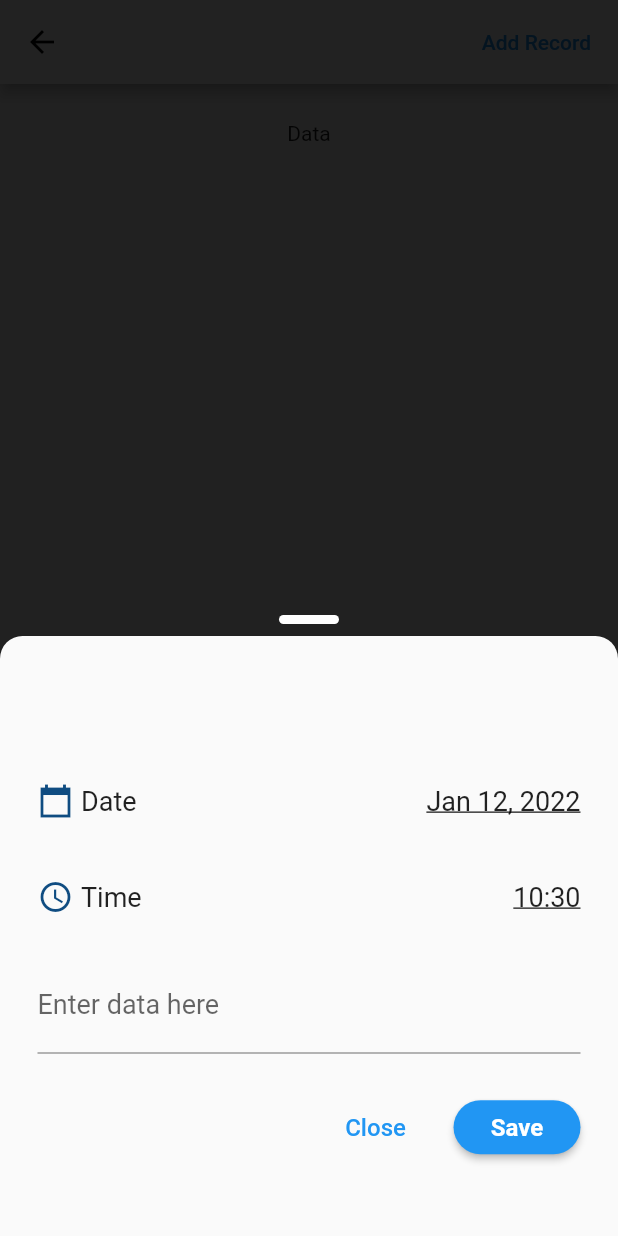
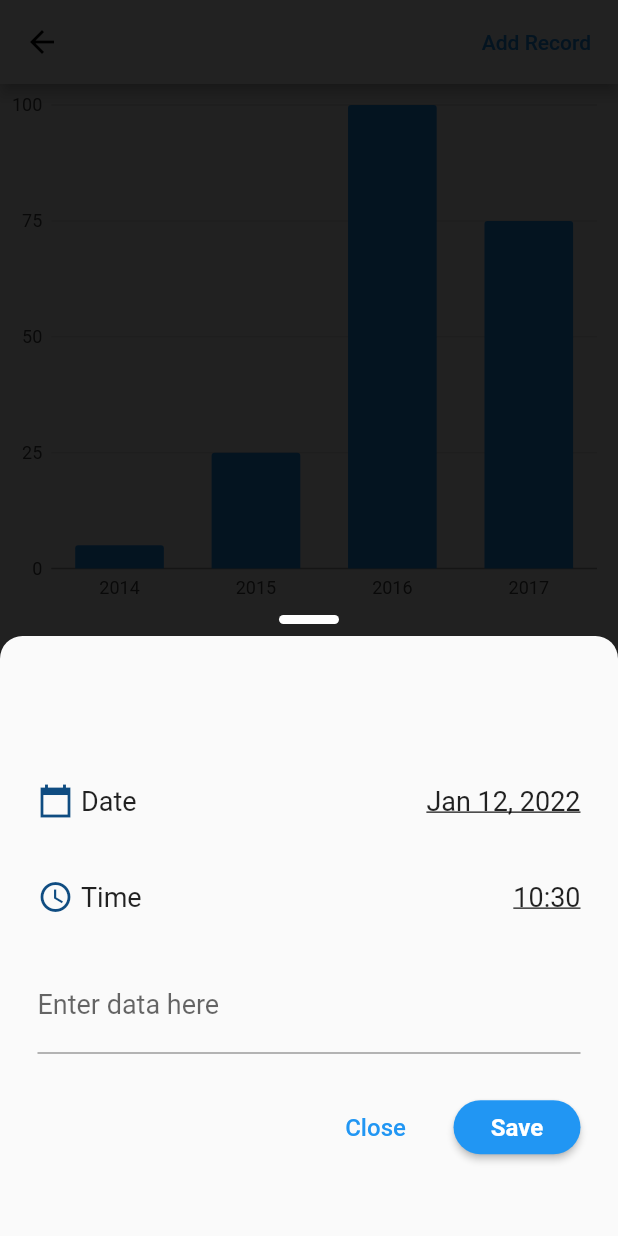
Before and after one commit to sajadmaster/goals-lite, a Flutter app: the GoalDetail screen opened directly with empty values, after a tap on "Add Record", on a phone screen of 412 x 824 dp. Run offline on Flutter 3.47's test engine with Material 2 defaults, Android fonts, the light colour scheme and no system bars; our stand-ins replace charts_flutter, cloud_firestore, firebase_auth, firebase_core, modal_bottom_sheet, sign_in_with_apple; accounts and stored records are empty.

Commit message:
working on goal detail chart

```diff
--- a/lib/Dashboard/goal_card_view.dart
+++ b/lib/Dashboard/goal_card_view.dart
@@ -1,8 +1,8 @@
 import 'package:flutter/material.dart';
 import 'package:goals_lite/Dashboard/dashboard_no_content_view.dart';
 import 'package:goals_lite/Dashboard/dashboard_with_content_view.dart';
+import 'package:goals_lite/Dashboard/statistics_column_widget.dart';
 import 'package:goals_lite/Goal/goal.dart';
-import 'package:goals_lite/Dashboard/stat_column_widget.dart';
 import 'package:goals_lite/_shared/my_colors.dart';
 import 'package:goals_lite/Dashboard/three_dot_dropdown.dart';
 
--- /dev/null
+++ b/lib/GoalDetail/RecordChart.dart
@@ -0,0 +1,50 @@
+import 'package:flutter/material.dart';
+import 'package:charts_flutter/flutter.dart' as charts;
+
+class RecordChart extends StatelessWidget {
+  final List<charts.Series<OrdinalSales, String>> seriesList;
+
+  RecordChart(this.seriesList);
+
+  /// Creates a [BarChart] with sample data and no transition.
+  factory RecordChart.withSampleData() {
+    return new RecordChart(
+      _createSampleData(),
+    );
+  }
+
+  @override
+  Widget build(BuildContext context) {
+    return charts.BarChart(
+      seriesList,
+    );
+  }
+
+  /// Create one series with sample hard coded data.
+  static List<charts.Series<OrdinalSales, String>> _createSampleData() {
+    final data = [
+      new OrdinalSales('2014', 5),
+      new OrdinalSales('2015', 25),
+      new OrdinalSales('2016', 100),
+      new OrdinalSales('2017', 75),
+    ];
+
+    return [
+      new charts.Series<OrdinalSales, String>(
+        id: 'Sales',
+        colorFn: (_, __) => charts.MaterialPalette.blue.shadeDefault,
+        domainFn: (OrdinalSales sales, _) => sales.year,
+        measureFn: (OrdinalSales sales, _) => sales.sales,
+        data: data,
+      )
+    ];
+  }
+}
+
+/// Sample ordinal data type.
+class OrdinalSales {
+  final String year;
+  final int sales;
+
+  OrdinalSales(this.year, this.sales);
+}
--- a/lib/GoalDetail/goal_detail_main_view.dart
+++ b/lib/GoalDetail/goal_detail_main_view.dart
@@ -1,6 +1,7 @@
 import 'package:flutter/material.dart';
 import 'package:goals_lite/Goal/goal.dart';
 import 'package:goals_lite/GoalDetail/RecordCard_view.dart';
+import 'package:goals_lite/GoalDetail/RecordChart.dart';
 import 'package:goals_lite/Record/add_record_popup_view.dart';
 import 'package:goals_lite/Record/record.dart';
 import 'package:goals_lite/_shared/my_colors.dart';
@@ -49,8 +50,10 @@ class _GoalDetailState extends State<GoalDetail> {
         ),
         body: Column(
           children: [
+            // ############## Chart
+            Expanded(child: RecordChart.withSampleData()),
             // ############## Data Section
-            SizedBox(height: 25),
+            SizedBox(height: 50),
             Text('Data'),
             Expanded(
               child: FutureBuilder(
--- a/lib/Signin/signin_button/signin_controller.dart
+++ b/lib/Signin/signin_button/signin_controller.dart
@@ -13,8 +13,6 @@ class SignIn {
         AppleIDAuthorizationScopes.fullName,
       ],
     ).then((credential) {
-      // print("Sajad credential: $credential");
-
       final credentialFirebase = OAuthProvider("apple.com").credential(
           accessToken: credential.authorizationCode,
           idToken: credential.identityToken);
--- a/lib/splash_screen.dart
+++ b/lib/splash_screen.dart
@@ -16,6 +16,7 @@ class _SplashScreenState extends State<SplashScreen> {
   void initState() {
     super.initState();
     Firebase.initializeApp().whenComplete(() => isUserSignedin(context));
+    // Firebase.initializeApp().whenComplete(() => _signOut());
     WidgetsFlutterBinding.ensureInitialized();
   }
 
--- a/pubspec.yaml
+++ b/pubspec.yaml
@@ -14,6 +14,7 @@ dependencies:
   cupertino_icons: ^1.0.2
   sign_in_with_apple: ^3.3.0
   modal_bottom_sheet: ^2.0.0
+  charts_flutter: ^0.12.0
 
   # firebase
   firebase_core: ^1.10.6
```
Also changed, not shown: pubspec.lock.
